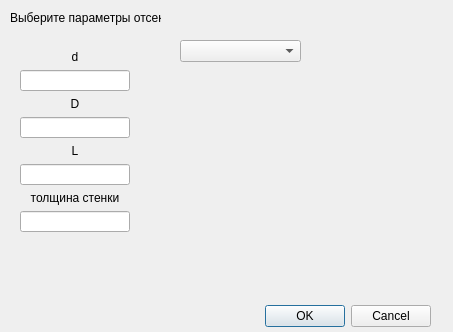
Above: Gui/Dialogs/addconoiddialog.ui from Soma247/Rocket before the change. Below: the same form after it.
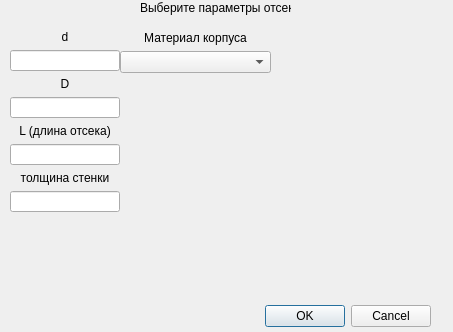
That is the form after the change.

Patch:
```diff
--- a/Gui/Dialogs/addconoiddialog.ui
+++ b/Gui/Dialogs/addconoiddialog.ui
@@ -19,9 +19,9 @@
   <widget class="QDialogButtonBox" name="buttonBox">
    <property name="geometry">
     <rect>
-     <x>130</x>
+     <x>260</x>
      <y>300</y>
-     <width>301</width>
+     <width>171</width>
      <height>32</height>
     </rect>
    </property>
@@ -35,8 +35,8 @@
   <widget class="QLabel" name="label">
    <property name="geometry">
     <rect>
-     <x>10</x>
-     <y>10</y>
+     <x>140</x>
+     <y>0</y>
      <width>151</width>
      <height>16</height>
     </rect>
@@ -45,22 +45,12 @@
     <string>Выберите параметры отсека</string>
    </property>
   </widget>
-  <widget class="QComboBox" name="matComboBox">
-   <property name="geometry">
-    <rect>
-     <x>180</x>
-     <y>40</y>
-     <width>121</width>
-     <height>22</height>
-    </rect>
-   </property>
-  </widget>
   <widget class="QLabel" name="label_warning">
    <property name="geometry">
     <rect>
-     <x>0</x>
-     <y>180</y>
-     <width>291</width>
+     <x>10</x>
+     <y>300</y>
+     <width>241</width>
      <height>20</height>
     </rect>
    </property>
@@ -108,8 +98,8 @@
   <widget class="QWidget" name="">
    <property name="geometry">
     <rect>
-     <x>20</x>
-     <y>50</y>
+     <x>10</x>
+     <y>30</y>
      <width>110</width>
      <height>184</height>
     </rect>
@@ -144,7 +134,7 @@
     <item>
      <widget class="QLabel" name="label_4">
       <property name="text">
-       <string>L</string>
+       <string>L (длина отсека)</string>
       </property>
       <property name="alignment">
        <set>Qt::AlignCenter</set>
@@ -169,6 +159,31 @@
     </item>
    </layout>
   </widget>
+  <widget class="QWidget" name="">
+   <property name="geometry">
+    <rect>
+     <x>120</x>
+     <y>30</y>
+     <width>151</width>
+     <height>43</height>
+    </rect>
+   </property>
+   <layout class="QVBoxLayout" name="verticalLayout_2">
+    <item>
+     <widget class="QLabel" name="label_6">
+      <property name="text">
+       <string>Материал корпуса</string>
+      </property>
+      <property name="alignment">
+       <set>Qt::AlignCenter</set>
+      </property>
+     </widget>
+    </item>
+    <item>
+     <widget class="QComboBox" name="matComboBox"/>
+    </item>
+   </layout>
+  </widget>
  </widget>
  <resources/>
  <connections>
```
